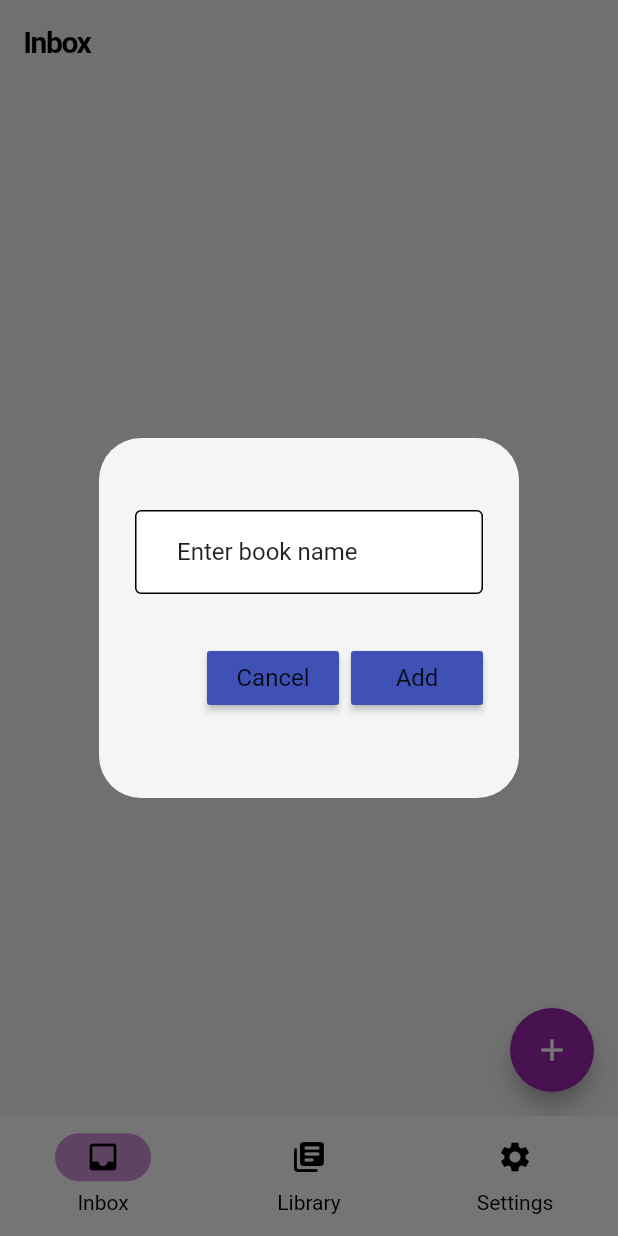
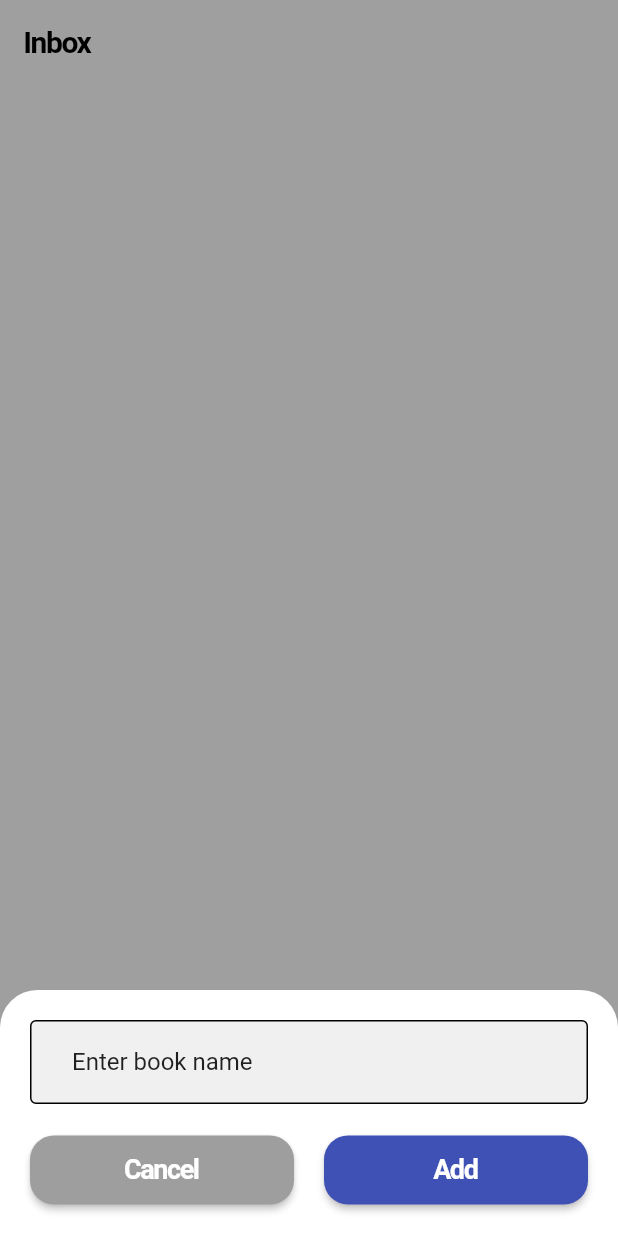
Before and after one commit to ivantrj/BookAppFlutter, a Flutter app: the screen it shows after launch, after a tap on the "add" icon, on a phone screen of 412 x 824 dp. Run offline on Flutter 3.47's test engine with Material 3 defaults, Android fonts, the phone set to English and light mode, and no system bars; our stand-ins replace flutter_slidable, go_router, hive_flutter, modal_bottom_sheet, sqflite; accounts and stored records are empty.

Commit message:
replace dialog with modal sheet

```diff
--- a/lib/screens/inbox_page.dart
+++ b/lib/screens/inbox_page.dart
@@ -2,7 +2,7 @@ import 'package:flutter/material.dart';
 import 'package:flutter_tabs_starter/data/book.dart';
 import 'package:flutter_tabs_starter/data/book_database.dart';
 import 'package:flutter_tabs_starter/screens/widgets/book_tile.dart';
-import 'package:flutter_tabs_starter/screens/widgets/dialog_box.dart';
+import 'package:modal_bottom_sheet/modal_bottom_sheet.dart';
 
 class InboxPage extends StatefulWidget {
   const InboxPage({super.key});
@@ -36,15 +36,57 @@ class _InboxPageState extends State<InboxPage> {
   }
 
   void addNewBook() {
-    showDialog(
+    showMaterialModalBottomSheet(
       context: context,
-      builder: ((context) {
-        return DialogBox(
-          controller: _controller,
-          onSave: saveNewBook,
-          onCancel: () => Navigator.of(context).pop(),
-        );
-      }),
+      backgroundColor: Colors.white, // Set the background color
+      shape: RoundedRectangleBorder(
+        borderRadius: BorderRadius.vertical(top: Radius.circular(25.0)), // Rounded corners at the top
+      ),
+      builder: (context) => Padding(
+        padding: const EdgeInsets.all(20), // Overall padding for the modal content
+        child: Column(
+          mainAxisSize: MainAxisSize.min, // Adjust size to content
+          children: [
+            TextField(
+              controller: _controller,
+              decoration: const InputDecoration(
+                border: OutlineInputBorder(),
+                hintText: "Enter book name",
+                fillColor: Color(0xFFF0F0F0),
+                filled: true,
+              ),
+            ),
+            const SizedBox(height: 20),
+            Row(
+              mainAxisAlignment: MainAxisAlignment.spaceBetween,
+              children: [
+                Expanded(
+                  // Use Expanded for better button alignment and spacing
+                  child: ElevatedButton(
+                    onPressed: () {
+                      Navigator.of(context).pop();
+                    },
+                    style: ElevatedButton.styleFrom(
+                      backgroundColor: Colors.grey,
+                    ),
+                    child: const Text("Cancel"),
+                  ),
+                ),
+                const SizedBox(width: 20),
+                Expanded(
+                  child: ElevatedButton(
+                    onPressed: saveNewBook,
+                    style: ElevatedButton.styleFrom(
+                      backgroundColor: Theme.of(context).primaryColor,
+                    ),
+                    child: const Text("Add"),
+                  ),
+                ),
+              ],
+            ),
+          ],
+        ),
+      ),
     );
   }
 
--- a/lib/screens/widgets/dialog_box.dart
+++ /dev/null
@@ -1,44 +0,0 @@
-import 'package:flutter/material.dart';
-import 'package:flutter_tabs_starter/screens/widgets/my_button.dart';
-
-class DialogBox extends StatelessWidget {
-  final controller;
-  VoidCallback onSave;
-  VoidCallback onCancel;
-
-  DialogBox({
-    super.key,
-    required this.controller,
-    required this.onSave,
-    required this.onCancel,
-  });
-
-  @override
-  Widget build(BuildContext context) {
-    return AlertDialog(
-      // backgroundColor: Colors.purple[200],
-      content: SizedBox(
-        height: 200,
-        child: Column(
-          mainAxisAlignment: MainAxisAlignment.spaceEvenly,
-          children: [
-            TextField(
-              controller: controller,
-              decoration: const InputDecoration(border: OutlineInputBorder(), hintText: "Enter book name"),
-            ),
-            Row(
-              mainAxisAlignment: MainAxisAlignment.end,
-              children: [
-                MyButton(text: "Cancel", onPressed: onCancel),
-                const SizedBox(
-                  width: 8,
-                ),
-                MyButton(text: "Add", onPressed: onSave),
-              ],
-            ),
-          ],
-        ),
-      ),
-    );
-  }
-}
--- a/lib/screens/widgets/my_button.dart
+++ /dev/null
@@ -1,17 +0,0 @@
-import 'package:flutter/material.dart';
-
-class MyButton extends StatelessWidget {
-  final String text;
-  VoidCallback onPressed;
-
-  MyButton({super.key, required this.text, required this.onPressed});
-
-  @override
-  Widget build(BuildContext context) {
-    return MaterialButton(
-      onPressed: onPressed,
-      color: Theme.of(context).primaryColor,
-      child: Text(text),
-    );
-  }
-}
--- a/pubspec.yaml
+++ b/pubspec.yaml
@@ -14,6 +14,7 @@ dependencies:
   go_router: ^12.1.1
   hive: ^2.2.3
   hive_flutter: ^1.1.0
+  modal_bottom_sheet: ^3.0.0
   path_provider: ^2.1.2
   provider: ^6.1.2
   sqflite: ^2.3.2
```
Also changed, not shown: pubspec.lock, 2 other files.
